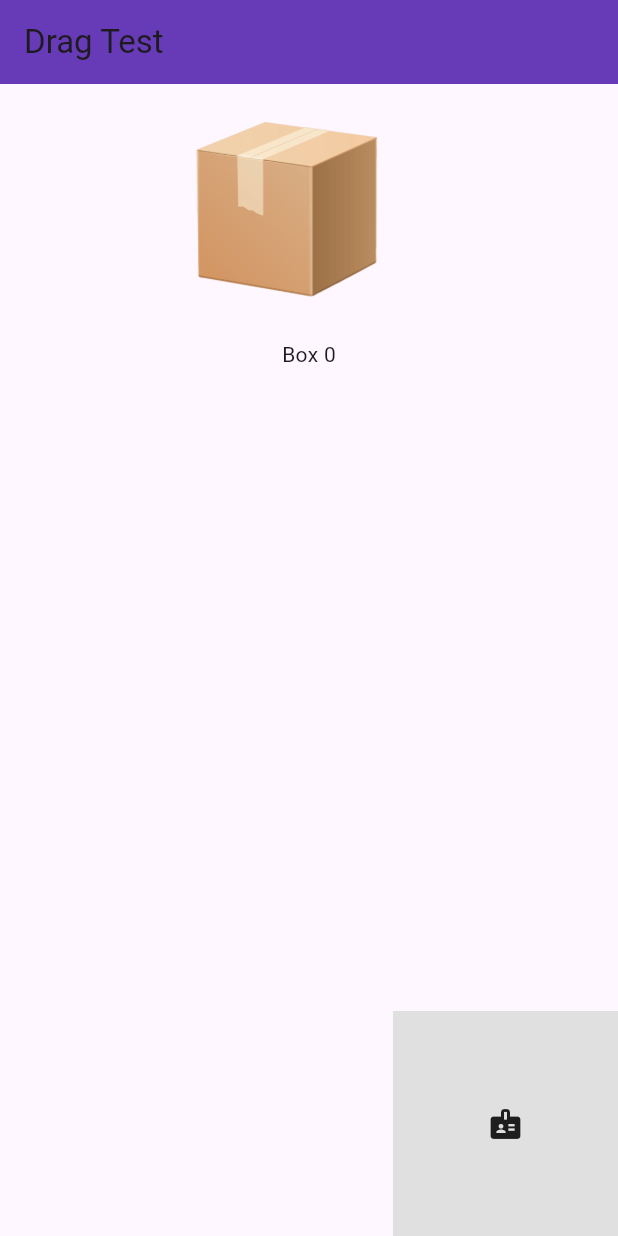
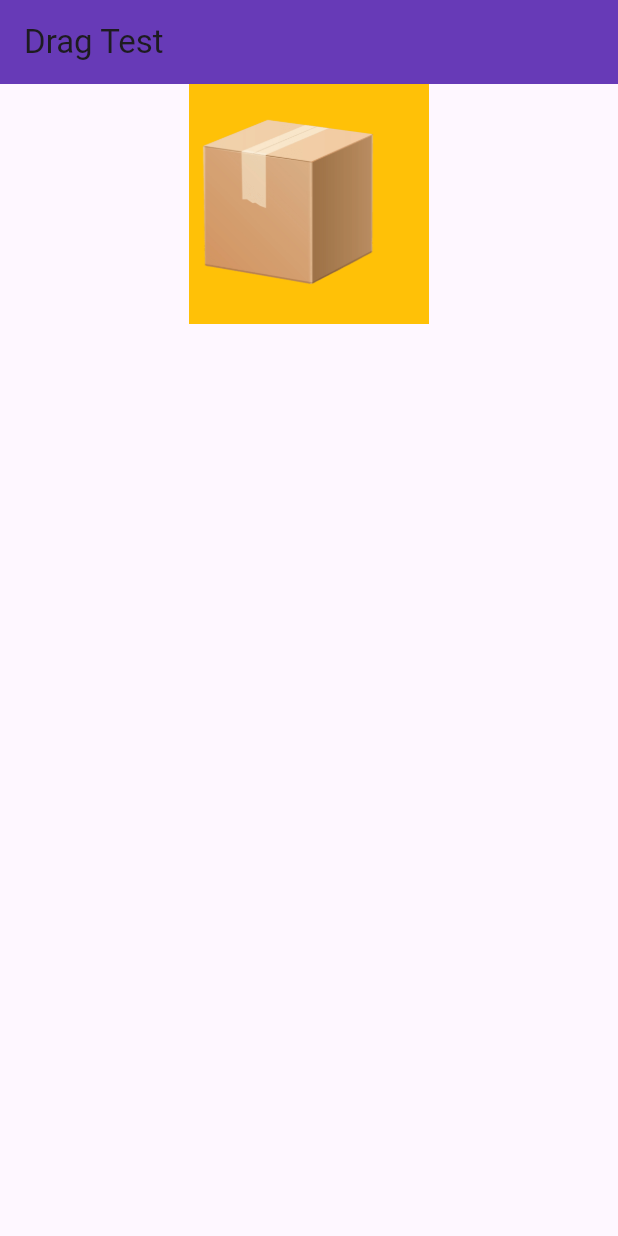
Before and after one commit to jbjason/ui_challenge_02, a Flutter app: the screen it shows after launch, on a phone screen of 412 x 824 dp. Run offline on Flutter 3.47's test engine with Material 3 defaults, Android fonts, the phone set to English and light mode, and no system bars; our stand-ins replace logger.

Commit message:
draggable widget work done

```diff
--- a/lib/constant/my_dimens.dart
+++ b/lib/constant/my_dimens.dart
@@ -50,7 +50,7 @@ class MyDimens {
     double maxDistance = sqrt(dxMax * dxMax + dyMax * dyMax);
 
     // Return percentage
-    return (actualDistance / maxDistance).clamp(.2, 1); // * 100;
+    return (actualDistance / maxDistance); // * 100;
     // adding clamp bcz, um using percentage for scalling & its to between (1- (0 to .85)).
     // setting .2 is the lower limit
   }
--- a/lib/screens/drag_test_screen.dart
+++ b/lib/screens/drag_test_screen.dart
@@ -1,4 +1,5 @@
 import 'package:flutter/material.dart';
+import 'package:logger/web.dart';
 import 'package:ui_challenge_02/constant/media_extension.dart';
 import 'package:ui_challenge_02/constant/my_dimens.dart';
 import 'package:ui_challenge_02/constant/my_image.dart';
@@ -10,12 +11,9 @@ class DragTestScreen extends StatefulWidget {
 }
 
 class _DragTestScreenState extends State<DragTestScreen> {
-  double _percent = 0.0, _test = 0;
-  Offset _currentPoint = Offset(0, 0),
-      _targetCenter = Offset(0, 0),
-      _targetRightCorner = Offset(150, 150);
-
-  final GlobalKey<_ScalingFeedbackWidgetState> _feedbackKey = GlobalKey();
+  double _leftPoint = 0.0, _topPoint = 0.0, _percent = 1;
+  Offset _targetCenter = Offset(0, 0);
+  Offset _currentPoint = Offset(0, 0), _targetRightCorner = Offset(150, 150);
 
   @override
   void initState() {
@@ -23,11 +21,12 @@ class _DragTestScreenState extends State<DragTestScreen> {
     WidgetsBinding.instance.addPostFrameCallback(
       (_) {
         _targetCenter =
-            Offset(context.screenWidth - 75, context.screenHeight - 75);
+            Offset(context.screenWidth - 80, context.screenHeight - 80);
         _targetRightCorner = Offset(context.screenWidth, context.screenHeight);
-
-        print("center : $_targetCenter");
-        print("center : $_targetRightCorner");
+        // print("center : $_targetCenter");
+        // print("center : $_targetRightCorner");
+        _leftPoint = (context.screenWidth / 2) - 80;
+        setState(() {});
       },
     );
   }
@@ -41,133 +40,142 @@ class _DragTestScreenState extends State<DragTestScreen> {
       body: Stack(
         fit: StackFit.expand,
         children: [
-          Draggable(
-            data: 10,
-            // 4. Pass the key and initial parameters to the feedback widget.
-            feedback: ScalingFeedbackWidget(
-              key: _feedbackKey,
-              scale: _percent,
-              child: Image.asset(MyImage.boxImg, width: 170, height: 170),
-            ),
-            // childWhenDragging: Column(
-            //   children: [
-            //     Image.asset(MyImage.boxImg, width: 170, height: 170),
-            //     Text("Box 0"),
-            //   ],
-            // ),
-            child: Column(
-              children: [
-                Image.asset(MyImage.boxImg, width: 170, height: 170),
-                Text("Box 0"),
-              ],
+          Positioned(
+            left: _leftPoint,
+            top: _topPoint,
+            width: 160,
+            height: 160,
+            child: GestureDetector(
+              onPanEnd: (details) {
+                _topPoint = 0.0;
+                _leftPoint = (context.screenWidth / 2) - 80;
+                setState(() => _percent = 1);
+              },
+              onPanCancel: () {
+                _topPoint = 0.0;
+                _leftPoint = (context.screenWidth / 2) - 80;
+                setState(() => _percent = 1);
+              },
+              onPanUpdate: (details) {
+                _currentPoint = details.localPosition;
+                //-80 bcz details.localPosition gives center offset
+                _leftPoint = (_currentPoint.dx - 80).abs();
+                _topPoint = (_currentPoint.dy - 80).abs();
+                //print("left: $_leftPoint. top: $_topPoint");
+                Offset differnece = _currentPoint - _targetCenter;
+                differnece = Offset(differnece.dx.abs(), differnece.dy.abs());
+                if (differnece.dx <= 40 || differnece.dy <= 40) {
+                  _percent = MyDimens().getDistancePercentage(
+                    currentpoint: _currentPoint,
+                    center: _targetCenter,
+                    rightCorner: _targetRightCorner,
+                  );
+                  _printPerncet(_targetCenter, differnece);
+                }
+
+                setState(() {});
+              },
+              child: Container(
+                color: Colors.amber,
+                child: Transform.scale(
+                  scale: _percent.clamp(0, 1),
+                  child: Image.asset(MyImage.boxImg),
+                ),
+              ),
             ),
           ),
-
-          // SingleChildScrollView(
-          //   physics: NeverScrollableScrollPhysics(),
-          //   child: Column(
-          //     spacing: 20,
-          //     children:
-          //  List.generate(
-          //   6,
-          //   (i) =>
           // Draggable(
-          //   feedback: ScalingFeedbackWidget(
-          //     key: _feedbackKey,
-          //     scale: 1 + _test,
-          //     child: Image.asset(MyImage.boxImg, width: 170, height: 170),
-          //   ),
+          //   data: 10,
+          //   // 4. Pass the key and initial parameters to the feedback widget.
+          //   feedback: Image.asset(MyImage.boxImg, width: 170, height: 170),
+          //   // childWhenDragging: Column(
+          //   //   children: [
+          //   //     Image.asset(MyImage.boxImg, width: 170, height: 170),
+          //   //     Text("Box 0"),
+          //   //   ],
+          //   // ),
           //   child: Column(
           //     children: [
           //       Image.asset(MyImage.boxImg, width: 170, height: 170),
           //       Text("Box 0"),
           //     ],
           //   ),
-          //   onDragUpdate: (details) {
-          //     _currentPoint = details.localPosition;
-          //     _test += .0005;
-          //     setState(() {});
-          //     // print(
-          //     //     "dx ${details.localPosition.dx.toStringAsFixed(3)} <---> dy ${details.localPosition.dy.toStringAsFixed(3)}");
-          //   },
           // ),
-          //     ),
+          // // SingleChildScrollView(
+          // //   physics: NeverScrollableScrollPhysics(),
+          // //   child: Column(
+          // //     spacing: 20,
+          // //     children:
+          // //  List.generate(
+          // //   6,
+          // //   (i) =>
+          // // Draggable(
+          // //   feedback: ScalingFeedbackWidget(
+          // //     key: _feedbackKey,
+          // //     scale: 1 + _test,
+          // //     child: Image.asset(MyImage.boxImg, width: 170, height: 170),
+          // //   ),
+          // //   child: Column(
+          // //     children: [
+          // //       Image.asset(MyImage.boxImg, width: 170, height: 170),
+          // //       Text("Box 0"),
+          // //     ],
+          // //   ),
+          // //   onDragUpdate: (details) {
+          // //     _currentPoint = details.localPosition;
+          // //     _test += .0005;
+          // //     setState(() {});
+          // //     // print(
+          // //     //     "dx ${details.localPosition.dx.toStringAsFixed(3)} <---> dy ${details.localPosition.dy.toStringAsFixed(3)}");
+          // //   },
+          // // ),
+          // //     ),
+          // //   ),
+          // // ),
+          // Positioned(
+          //   right: 0,
+          //   bottom: 0,
+          //   height: 150,
+          //   width: 150,
+          //   child: DragTarget<int>(
+          //     builder: (
+          //       BuildContext context,
+          //       List<dynamic> accepted,
+          //       List<dynamic> rejected,
+          //     ) {
+          //       return Container(
+          //         constraints: BoxConstraints.expand(),
+          //         color: Colors.grey.shade300,
+          //         child: Center(child: Icon(Icons.badge)),
+          //       );
+          //     },
+          //     onMove: (details) {
+          //       // print(
+          //       //     "dx ${details.offset.dx.toStringAsPrecision(3)} <---> dy ${details.offset.dy.toStringAsFixed(3)}");
+          //       // Offset center = Offset(100, 100);
+          //       // Offset corner = Offset(150, 150); // Using bottom-right corner
+          //       // Offset point = Offset(75, 75);
+          //       _percent = MyDimens().getDistancePercentage(
+          //         currentpoint: _currentPoint,
+          //         center: _targetCenter,
+          //         rightCorner: _targetRightCorner,
+          //       );
+          //       _test += .0005;
+          //       setState(() {});
+          //       print(
+          //           'current Point from ${_percent.toStringAsFixed(2)}% center');
+          //     },
+          //     onAcceptWithDetails: (DragTargetDetails<int> details) {},
           //   ),
           // ),
-          Positioned(
-            right: 0,
-            bottom: 0,
-            height: 150,
-            width: 150,
-            child: DragTarget<int>(
-              builder: (
-                BuildContext context,
-                List<dynamic> accepted,
-                List<dynamic> rejected,
-              ) {
-                return Container(
-                  constraints: BoxConstraints.expand(),
-                  color: Colors.grey.shade300,
-                  child: Center(child: Icon(Icons.badge)),
-                );
-              },
-              onMove: (details) {
-                // print(
-                //     "dx ${details.offset.dx.toStringAsPrecision(3)} <---> dy ${details.offset.dy.toStringAsFixed(3)}");
-                // Offset center = Offset(100, 100);
-                // Offset corner = Offset(150, 150); // Using bottom-right corner
-                // Offset point = Offset(75, 75);
-
-                _percent = MyDimens().getDistancePercentage(
-                  currentpoint: _currentPoint,
-                  center: _targetCenter,
-                  rightCorner: _targetRightCorner,
-                );
-                _test += .0005;
-                setState(() {});
-
-                _feedbackKey.currentState?.updateScale(_percent);
-                print(
-                    'current Point from ${_percent.toStringAsFixed(2)}% center');
-              },
-              onAcceptWithDetails: (DragTargetDetails<int> details) {},
-            ),
-          ),
         ],
       ),
     );
   }
-}
 
-class ScalingFeedbackWidget extends StatefulWidget {
-  final double scale; // The dynamic value you want to update
-  final Widget child; // Your child widget
-
-  const ScalingFeedbackWidget({
-    super.key,
-    required this.scale,
-    required this.child,
-  });
-
-  @override
-  State<ScalingFeedbackWidget> createState() => _ScalingFeedbackWidgetState();
-}
-
-class _ScalingFeedbackWidgetState extends State<ScalingFeedbackWidget> {
-  // 2. A method to update the state from the outside.
-  void updateScale(double newScale) {
-    setState(() {
-      // This will trigger a rebuild of this specific StatefulWidget.
-    });
-    // If you need to store the new value, you would manage state internally
-    // or use a state management solution to get the latest value.
-  }
-
-  @override
-  Widget build(BuildContext context) {
-    return Transform.scale(
-      scale: widget.scale, // This will be rebuilt when updateScale is called.
-      child: widget.child,
-    );
+  void _printPerncet(Offset center, Offset difference) {
+    Logger().w("""percent = $_percent.
+       Current(${_currentPoint.dx.toStringAsFixed(2)},${_currentPoint.dy.toStringAsFixed(2)})   Center(${center.dx.toStringAsFixed(2)},${center.dy.toStringAsFixed(2)})
+       Differnce(${difference.dx.toStringAsFixed(2)},${difference.dy.toStringAsFixed(2)})""");
   }
 }
--- a/pubspec.yaml
+++ b/pubspec.yaml
@@ -11,6 +11,7 @@ dependencies:
   flutter:
     sdk: flutter
   cupertino_icons: ^1.0.8
+  logger: ^2.6.2
 
 dev_dependencies:
   flutter_test:
```
